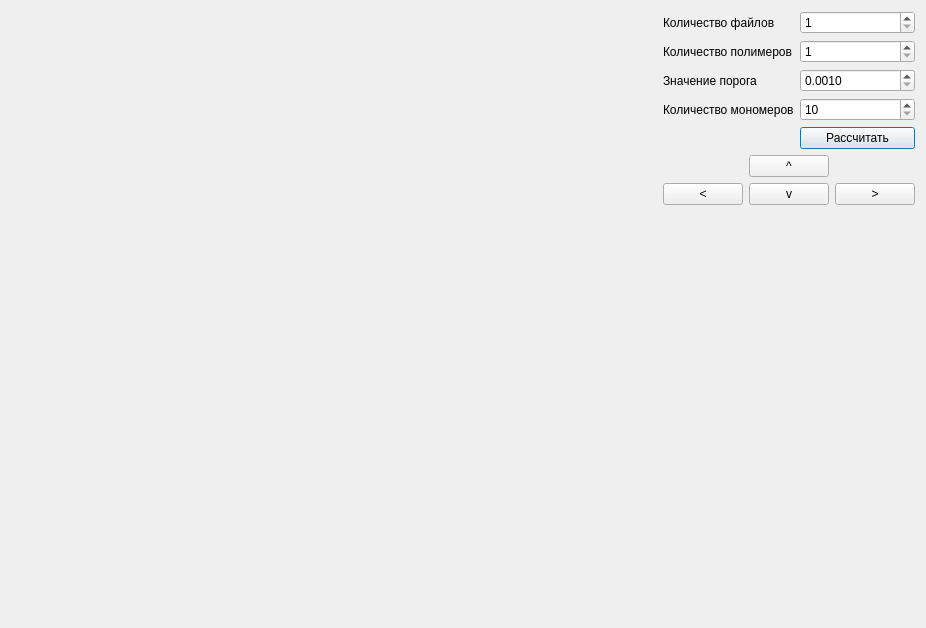
Qt form uis/main_window.ui (Ivanestver/Polymers_Gui) before a commit.
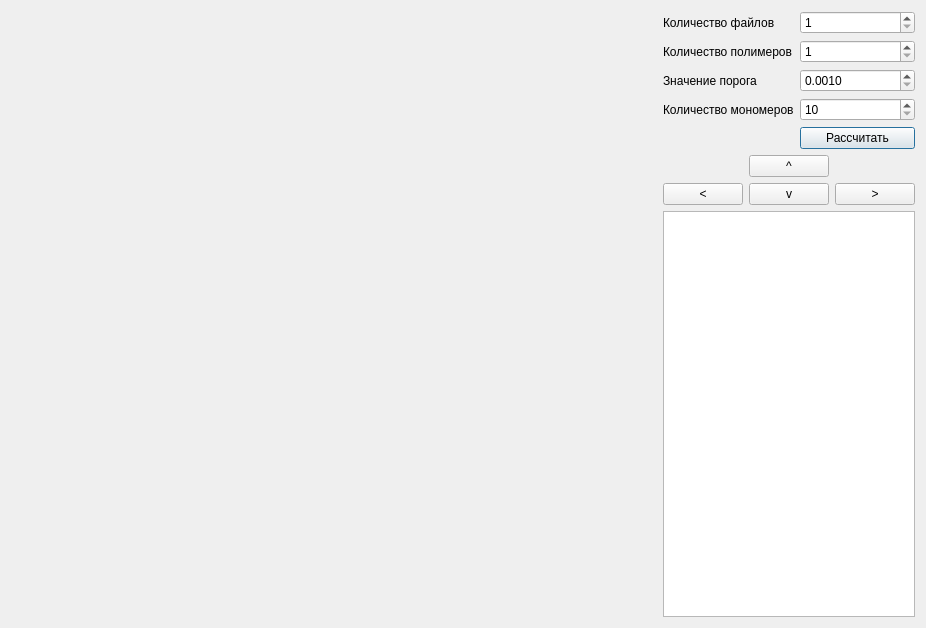
The same form after that commit.

The edit to the form file:
```diff
--- a/uis/main_window.ui
+++ b/uis/main_window.ui
@@ -120,6 +120,9 @@
        </item>
       </layout>
      </item>
+     <item row="6" column="0" colspan="2">
+      <widget class="QListWidget" name="polymersListWidget"/>
+     </item>
     </layout>
    </item>
   </layout>
```
